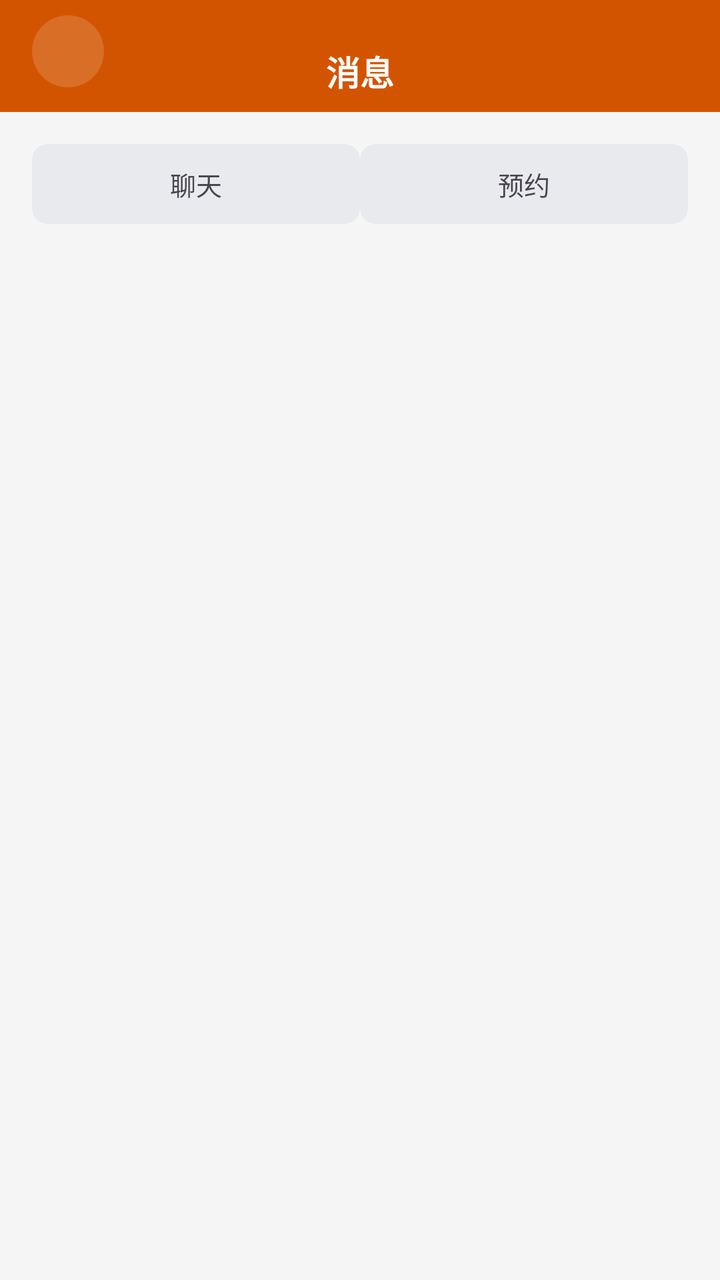
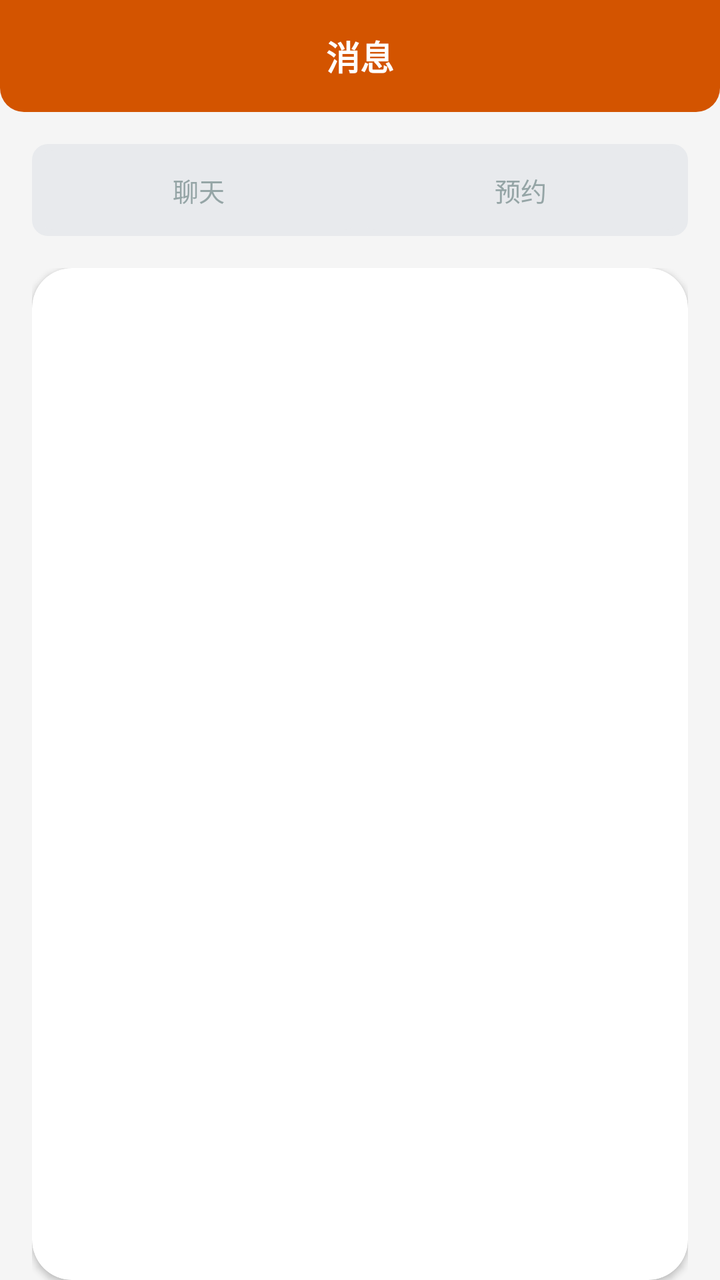

Before-and-after screenshots of an Android layout around one commit, followed by the original layout XML and the change that was made.
<!-- AndroidManifest.xml: application theme Theme.ClothingSI -->
<!-- res/layout/fragment_messages.xml -->
<?xml version="1.0" encoding="utf-8"?>
<LinearLayout xmlns:android="http://schemas.android.com/apk/res/android"
    xmlns:app="http://schemas.android.com/apk/res-auto"
    android:layout_width="match_parent" android:layout_height="match_parent"
    android:orientation="vertical" android:background="#F5F5F5">
    <RelativeLayout android:layout_width="match_parent" android:layout_height="56dp"
        android:background="#D35400" android:gravity="center_vertical"
        android:paddingHorizontal="16dp">
        <TextView android:layout_width="36dp" android:layout_height="36dp"
            android:text="‹" android:textSize="20dp" android:textColor="#FFFFFF"
            android:gravity="center" android:background="@drawable/circle_bg"
            android:alpha="0.15" android:id="@+id/btn_back" />
        <TextView android:layout_width="wrap_content" android:layout_height="wrap_content"
            android:text="消息" android:textSize="17dp" android:textStyle="bold"
            android:textColor="#FFFFFF" android:layout_centerInParent="true" />
    </RelativeLayout>

    <LinearLayout android:layout_width="match_parent" android:layout_height="wrap_content"
        android:orientation="horizontal" android:gravity="center"
        android:layout_margin="16dp" android:weightSum="2">
        <TextView android:id="@+id/tab_chat" android:layout_width="0dp" android:layout_height="40dp"
            android:layout_weight="1" android:gravity="center" android:text="聊天"
            android:textSize="13dp" android:background="@drawable/segment_tab_bg" />
        <TextView android:id="@+id/tab_appt" android:layout_width="0dp" android:layout_height="40dp"
            android:layout_weight="1" android:gravity="center" android:text="预约"
            android:textSize="13dp" android:background="@drawable/segment_tab_bg" />
    </LinearLayout>

    <FrameLayout android:id="@+id/chat_content" android:layout_width="match_parent"
        android:layout_height="match_parent" android:visibility="visible">
        <androidx.recyclerview.widget.RecyclerView android:id="@+id/rv_chat_sessions"
            android:layout_width="match_parent" android:layout_height="match_parent"
            android:paddingHorizontal="16dp" />
    </FrameLayout>

    <FrameLayout android:id="@+id/appt_content" android:layout_width="match_parent"
        android:layout_height="match_parent" android:visibility="gone">
        <LinearLayout android:layout_width="match_parent" android:layout_height="match_parent"
            android:orientation="vertical" android:paddingHorizontal="16dp">
            <TextView android:layout_width="wrap_content" android:layout_height="wrap_content"
                android:text="待确认预约" android:textSize="16dp" android:textStyle="bold"
                android:textColor="#2D3436" android:layout_marginBottom="10dp" />
            <androidx.recyclerview.widget.RecyclerView android:id="@+id/rv_appointments"
                android:layout_width="match_parent" android:layout_height="match_parent" />
        </LinearLayout>
    </FrameLayout>
</LinearLayout>
<!-- resources referenced by this layout -->
<resources>
  <!-- drawable circle_bg (drawable) -->
  <?xml version="1.0" encoding="utf-8"?>
  <shape xmlns:android="http://schemas.android.com/apk/res/android" android:shape="oval">
      <solid android:color="#FFFFFF" />
  </shape>
  <!-- drawable segment_tab_bg (drawable) -->
  <?xml version="1.0" encoding="utf-8"?>
  <selector xmlns:android="http://schemas.android.com/apk/res/android">
      <item android:state_selected="true">
          <shape android:shape="rectangle">
              <solid android:color="#FFFFFF" />
              <corners android:radius="8dp" />
          </shape>
      </item>
      <item>
          <shape android:shape="rectangle">
              <solid android:color="#E8EAED" />
              <corners android:radius="8dp" />
          </shape>
      </item>
  </selector>
  <style name="Theme.ClothingSI" parent="Theme.Material3.Light.NoActionBar">
          <item name="colorPrimary">@color/primary</item>
          <item name="colorPrimaryDark">@color/primary_dark</item>
          <item name="colorAccent">@color/accent</item>
          <item name="android:statusBarColor">@color/primary_dark</item>
          <item name="android:navigationBarColor">@color/white</item>
      </style>
  <color name="primary">#E85D3A</color>
  <color name="primary_dark">#D35400</color>
  <color name="accent">#F4A460</color>
  <color name="white">#FFFFFF</color>
</resources>

<!-- the commit's change to res/layout/fragment_messages.xml (unified diff, before → after) -->
@@ -4,12 +4,8 @@
     android:layout_width="match_parent" android:layout_height="match_parent"
     android:orientation="vertical" android:background="#F5F5F5">
     <RelativeLayout android:layout_width="match_parent" android:layout_height="56dp"
-        android:background="#D35400" android:gravity="center_vertical"
+        android:background="@drawable/header_bar_bg" android:gravity="center_vertical"
         android:paddingHorizontal="16dp">
-        <TextView android:layout_width="36dp" android:layout_height="36dp"
-            android:text="‹" android:textSize="20dp" android:textColor="#FFFFFF"
-            android:gravity="center" android:background="@drawable/circle_bg"
-            android:alpha="0.15" android:id="@+id/btn_back" />
         <TextView android:layout_width="wrap_content" android:layout_height="wrap_content"
             android:text="消息" android:textSize="17dp" android:textStyle="bold"
             android:textColor="#FFFFFF" android:layout_centerInParent="true" />
@@ -17,31 +13,51 @@
 
     <LinearLayout android:layout_width="match_parent" android:layout_height="wrap_content"
         android:orientation="horizontal" android:gravity="center"
-        android:layout_margin="16dp" android:weightSum="2">
+        android:layout_margin="16dp" android:weightSum="2"
+        android:background="@drawable/segment_container_bg" android:padding="3dp">
         <TextView android:id="@+id/tab_chat" android:layout_width="0dp" android:layout_height="40dp"
             android:layout_weight="1" android:gravity="center" android:text="聊天"
-            android:textSize="13dp" android:background="@drawable/segment_tab_bg" />
+            android:textSize="13dp" android:background="@drawable/segment_tab_bg"
+            android:textColor="#95A5A6" />
         <TextView android:id="@+id/tab_appt" android:layout_width="0dp" android:layout_height="40dp"
             android:layout_weight="1" android:gravity="center" android:text="预约"
-            android:textSize="13dp" android:background="@drawable/segment_tab_bg" />
+            android:textSize="13dp" android:background="@drawable/segment_tab_bg"
+            android:textColor="#95A5A6" />
     </LinearLayout>
 
+    
     <FrameLayout android:id="@+id/chat_content" android:layout_width="match_parent"
-        android:layout_height="match_parent" android:visibility="visible">
-        <androidx.recyclerview.widget.RecyclerView android:id="@+id/rv_chat_sessions"
-            android:layout_width="match_parent" android:layout_height="match_parent"
-            android:paddingHorizontal="16dp" />
+        android:layout_height="match_parent" android:visibility="visible"
+        android:paddingHorizontal="16dp">
+        <androidx.cardview.widget.CardView android:layout_width="match_parent"
+            android:layout_height="match_parent" app:cardCornerRadius="20dp"
+            app:cardElevation="2dp" android:paddingStart="8dp" android:paddingEnd="8dp">
+            <androidx.recyclerview.widget.RecyclerView android:id="@+id/rv_chat_sessions"
+                android:layout_width="match_parent" android:layout_height="match_parent" />
+        </androidx.cardview.widget.CardView>
     </FrameLayout>
 
+    
     <FrameLayout android:id="@+id/appt_content" android:layout_width="match_parent"
-        android:layout_height="match_parent" android:visibility="gone">
+        android:layout_height="match_parent" android:visibility="gone"
+        android:paddingHorizontal="16dp">
         <LinearLayout android:layout_width="match_parent" android:layout_height="match_parent"
-            android:orientation="vertical" android:paddingHorizontal="16dp">
+            android:orientation="vertical">
+            
             <TextView android:layout_width="wrap_content" android:layout_height="wrap_content"
-                android:text="待确认预约" android:textSize="16dp" android:textStyle="bold"
+                android:text="待确认" android:textSize="16dp" android:textStyle="bold"
                 android:textColor="#2D3436" android:layout_marginBottom="10dp" />
-            <androidx.recyclerview.widget.RecyclerView android:id="@+id/rv_appointments"
-                android:layout_width="match_parent" android:layout_height="match_parent" />
+            <androidx.recyclerview.widget.RecyclerView android:id="@+id/rv_appointments_pending"
+                android:layout_width="match_parent" android:layout_height="0dp"
+                android:layout_weight="1" android:layout_marginBottom="12dp" />
+
+            
+            <TextView android:layout_width="wrap_content" android:layout_height="wrap_content"
+                android:text="今日已确认" android:textSize="16dp" android:textStyle="bold"
+                android:textColor="#2D3436" android:layout_marginBottom="10dp" />
+            <androidx.recyclerview.widget.RecyclerView android:id="@+id/rv_appointments_confirmed"
+                android:layout_width="match_parent" android:layout_height="0dp"
+                android:layout_weight="1" />
         </LinearLayout>
     </FrameLayout>
 </LinearLayout>
<!-- resource entries referenced after the edit -->
@@ -1,9 +1,16 @@
 <!-- resources referenced by this layout -->
 <resources>
-  <!-- drawable circle_bg (drawable) -->
+  <!-- drawable header_bar_bg (drawable) -->
   <?xml version="1.0" encoding="utf-8"?>
-  <shape xmlns:android="http://schemas.android.com/apk/res/android" android:shape="oval">
-      <solid android:color="#FFFFFF" />
+  <shape xmlns:android="http://schemas.android.com/apk/res/android" android:shape="rectangle">
+      <solid android:color="#D35400" />
+      <corners android:bottomLeftRadius="12dp" android:bottomRightRadius="12dp" />
+  </shape>
+  <!-- drawable segment_container_bg (drawable) -->
+  <?xml version="1.0" encoding="utf-8"?>
+  <shape xmlns:android="http://schemas.android.com/apk/res/android" android:shape="rectangle">
+      <corners android:radius="8dp" />
+      <solid android:color="#E8EAED" />
   </shape>
   <!-- drawable segment_tab_bg (drawable) -->
   <?xml version="1.0" encoding="utf-8"?>
